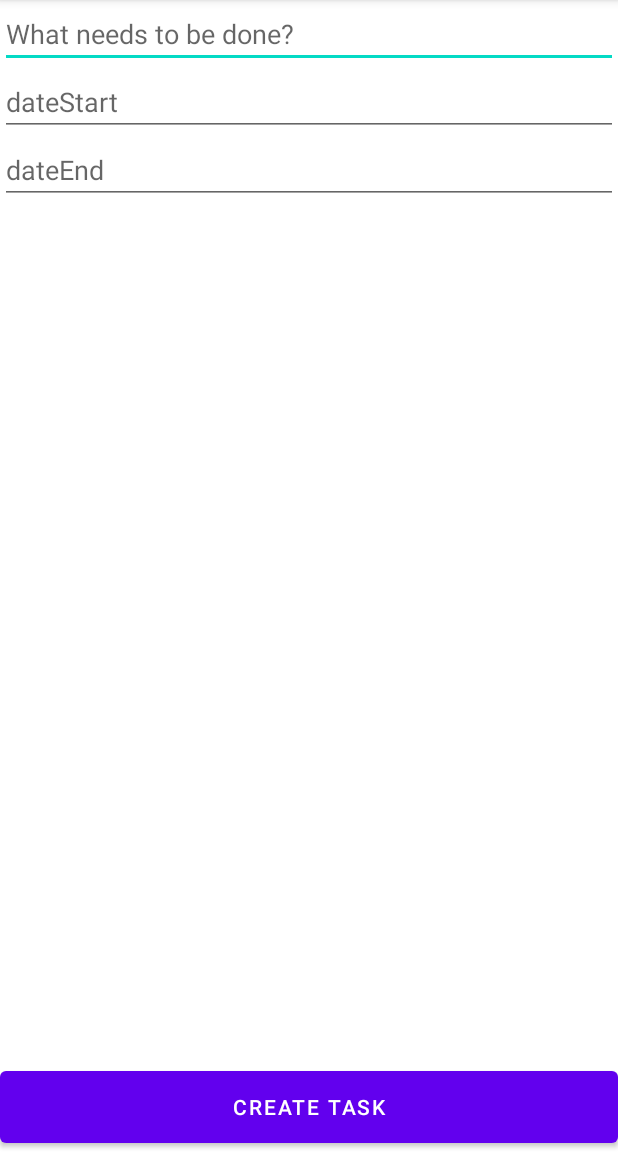
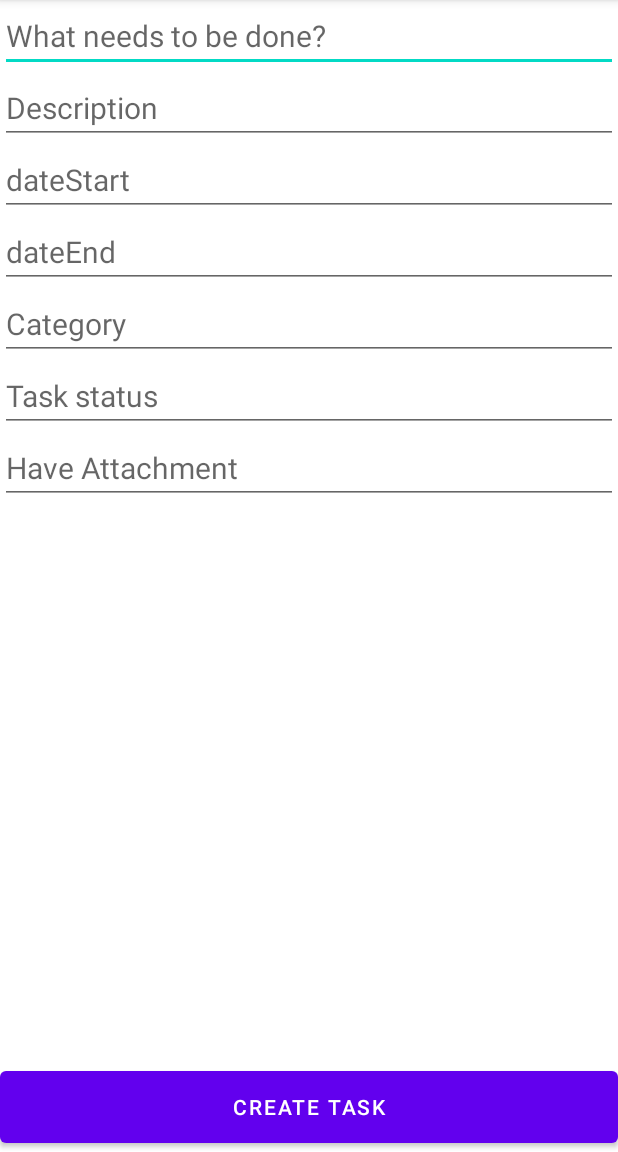
Before and after one commit to KamilSzus/ListaToDo, an Android app: the screen it shows after launch (CreateTaskA), after a tap on an icon or button, on a phone screen of 412 x 824 dp, the part 84-1236 px from its top. Run offline under Robolectric (Android 15) with nearby library versions, the phone set to English and light mode, and no system bars.

```diff
--- a/app/src/main/java/com/example/listatodo/CreateTaskA.java
+++ b/app/src/main/java/com/example/listatodo/CreateTaskA.java
@@ -1,17 +1,43 @@
 package com.example.listatodo;
+
+import android.content.Intent;
+import android.os.Bundle;
+import android.widget.Button;
+import android.widget.EditText;
 
 import androidx.appcompat.app.AppCompatActivity;
 
-import android.os.Bundle;
-import android.widget.Button;
-
 public class CreateTaskA extends AppCompatActivity {
 
-    Button button;
+    private Button createTask;
+    private EditText editTextTaskTitle;
+    private EditText editTextTaskDescription;
+    private EditText editTextDateStart;
+    private EditText editTextDateEnd;
+    private EditText editTextTaskCategory;
+    private EditText editTextTaskStatus;
+    private EditText editTextHaveAttachment;
 
     @Override
     protected void onCreate(Bundle savedInstanceState) {
         super.onCreate(savedInstanceState);
         setContentView(R.layout.activity_create_task);
+
+        editTextTaskTitle = findViewById(R.id.editTextTaskTitle);
+        editTextTaskDescription = findViewById(R.id.editTextTaskDescription);
+        editTextDateStart = findViewById(R.id.editTextDateStart);
+        editTextDateEnd = findViewById(R.id.editTextDateEnd);
+        editTextTaskCategory = findViewById(R.id.editTextTaskCategory);
+        editTextTaskStatus = findViewById(R.id.editTextTaskStatus);
+        editTextHaveAttachment = findViewById(R.id.editTextHaveAttachment);
+
+        createTask = findViewById(R.id.createNewTask);
+        createTask.setOnClickListener(view -> createTask());
+    }
+
+    private void createTask() {
+        Intent intent = new Intent(this, MainActivity.class);
+
+        startActivity(intent);
     }
 }
--- a/app/src/main/java/com/example/listatodo/MainActivity.java
+++ b/app/src/main/java/com/example/listatodo/MainActivity.java
@@ -18,12 +18,13 @@ import java.util.List;
 public class MainActivity extends AppCompatActivity implements ClickListener {
 
     private List<TaskData> taskData;
+    public TaskDatabaseHandler db;
 
     @Override
     protected void onCreate(Bundle savedInstanceState) {
         super.onCreate(savedInstanceState);
         setContentView(R.layout.activity_main);
-        TaskDatabaseHandler db = new TaskDatabaseHandler(this);
+        db = new TaskDatabaseHandler(this);
 
        // db.addTask(new TaskData("Title"
        //         ,"Description"
--- a/app/src/main/res/layout/activity_create_task.xml
+++ b/app/src/main/res/layout/activity_create_task.xml
@@ -8,27 +8,74 @@
     tools:context=".CreateTaskA">
 
     <EditText
-        android:id="@+id/taskTitle"
+        android:id="@+id/editTextTaskTitle"
         android:layout_width="match_parent"
         android:layout_height="wrap_content"
         android:hint="@string/what_needs_to_be_done"
+        android:textAlignment="viewStart"
+        android:textSize="20sp"
         app:layout_constraintStart_toStartOf="parent"
         app:layout_constraintTop_toTopOf="parent" />
 
     <EditText
-        android:id="@+id/editText"
+        android:id="@+id/editTextTaskDescription"
+        android:layout_width="match_parent"
+        android:layout_height="wrap_content"
+        android:hint="@string/description"
+        android:textAlignment="viewStart"
+        android:textSize="20sp"
+        app:layout_constraintStart_toStartOf="parent"
+        app:layout_constraintTop_toBottomOf="@+id/editTextTaskTitle" />
+
+    <EditText
+        android:id="@+id/editTextDateStart"
         android:layout_width="match_parent"
         android:layout_height="wrap_content"
         android:hint="@string/datestart"
+        android:textAlignment="viewStart"
+        android:textSize="20sp"
         app:layout_constraintStart_toStartOf="parent"
-        app:layout_constraintTop_toBottomOf="@+id/taskTitle" />
+        app:layout_constraintTop_toBottomOf="@+id/editTextTaskDescription" />
 
     <EditText
+        android:id="@+id/editTextDateEnd"
         android:layout_width="match_parent"
         android:layout_height="wrap_content"
         android:hint="@string/dateend"
+        android:textAlignment="viewStart"
+        android:textSize="20sp"
         app:layout_constraintStart_toStartOf="parent"
-        app:layout_constraintTop_toBottomOf="@+id/editText" />
+        app:layout_constraintTop_toBottomOf="@+id/editTextDateStart" />
+
+    <EditText
+        android:id="@+id/editTextTaskCategory"
+        android:layout_width="match_parent"
+        android:layout_height="wrap_content"
+        android:hint="@string/category"
+        android:textAlignment="viewStart"
+        android:textSize="20sp"
+        app:layout_constraintStart_toStartOf="parent"
+        app:layout_constraintTop_toBottomOf="@+id/editTextDateEnd" />
+
+    <EditText
+        android:id="@+id/editTextTaskStatus"
+        android:layout_width="match_parent"
+        android:layout_height="wrap_content"
+        android:hint="@string/taskStatus"
+        android:textAlignment="viewStart"
+        android:textSize="20sp"
+        app:layout_constraintStart_toStartOf="parent"
+        app:layout_constraintTop_toBottomOf="@+id/editTextTaskCategory" />
+
+    <EditText
+        android:id="@+id/editTextHaveAttachment"
+        android:layout_width="match_parent"
+        android:layout_height="wrap_content"
+        android:hint="@string/haveAttachment"
+        android:textAlignment="viewStart"
+        android:textSize="20sp"
+        app:layout_constraintStart_toStartOf="parent"
+        app:layout_constraintTop_toBottomOf="@+id/editTextTaskStatus" />
 
     <Button
         android:id="@+id/createNewTask"
```
